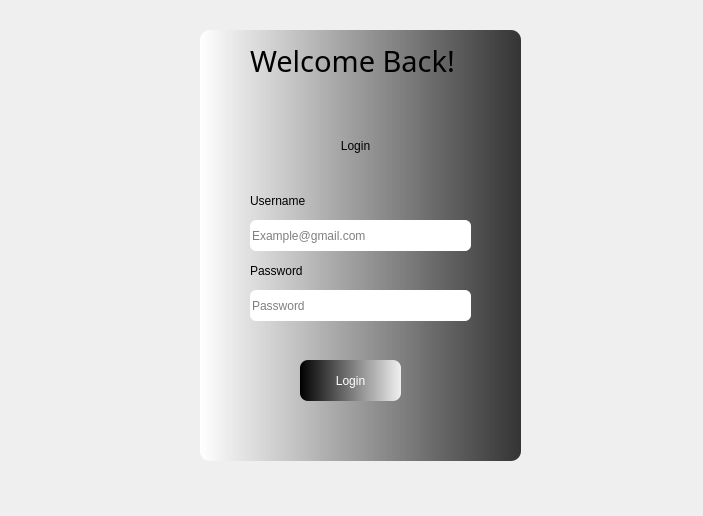
First picture: the form in Resources/Ui/Login.ui, repository Darshitjivani/MBAS, before the edit.
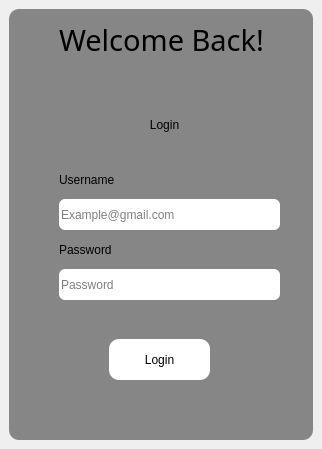
Second picture: the form after the edit.

What changed in the file:
```diff
--- a/Resources/Ui/Login.ui
+++ b/Resources/Ui/Login.ui
@@ -6,8 +6,8 @@
    <rect>
     <x>0</x>
     <y>0</y>
-    <width>703</width>
-    <height>516</height>
+    <width>322</width>
+    <height>449</height>
    </rect>
   </property>
   <property name="windowTitle">
@@ -17,15 +17,15 @@
    <widget class="QWidget" name="widget" native="true">
     <property name="geometry">
      <rect>
-      <x>200</x>
-      <y>30</y>
-      <width>321</width>
+      <x>9</x>
+      <y>9</y>
+      <width>304</width>
       <height>431</height>
      </rect>
     </property>
     <property name="styleSheet">
      <string notr="true">QWidget {
-	background-color: qlineargradient(spread:pad, x1:0, y1:0, x2:1, y2:0, stop:0 rgba(255, 255, 255, 250), stop:1 rgba(0, 0, 0, 200));
+	background-color: #868686;
 	font: 75 10pt &quot;Sitka Small&quot;;
 
   border-radius: 10px;
@@ -34,25 +34,15 @@
 
 }
 
-
-
 QPushButton{
+background-color: white;
+color:black;
+font: 75 14pt &quot;Sitka Small&quot;;
 
-border-radius:08px;
-background-color: qlineargradient(spread:pad, x1:0, y1:0, x2:1, y2:0, stop:0 rgba(0, 0, 0, 255), stop:1 rgba(245, 245, 245, 245));
-	font: 75 14pt &quot;Sitka Small&quot;;
-}
-QPushButton:selected {
-  background: #1464A0;
-  color: #19232d;
-}
 
-QPushButton:hover {
-  border-radius: 08px;
-  padding: 5px;
-  background-color:#4b4b4b;
-  border: 1px solid ;
-  
+}
+QPushButton:hover{
+background-color:#c3c3c3;
 }
 
 QLabel{
```
